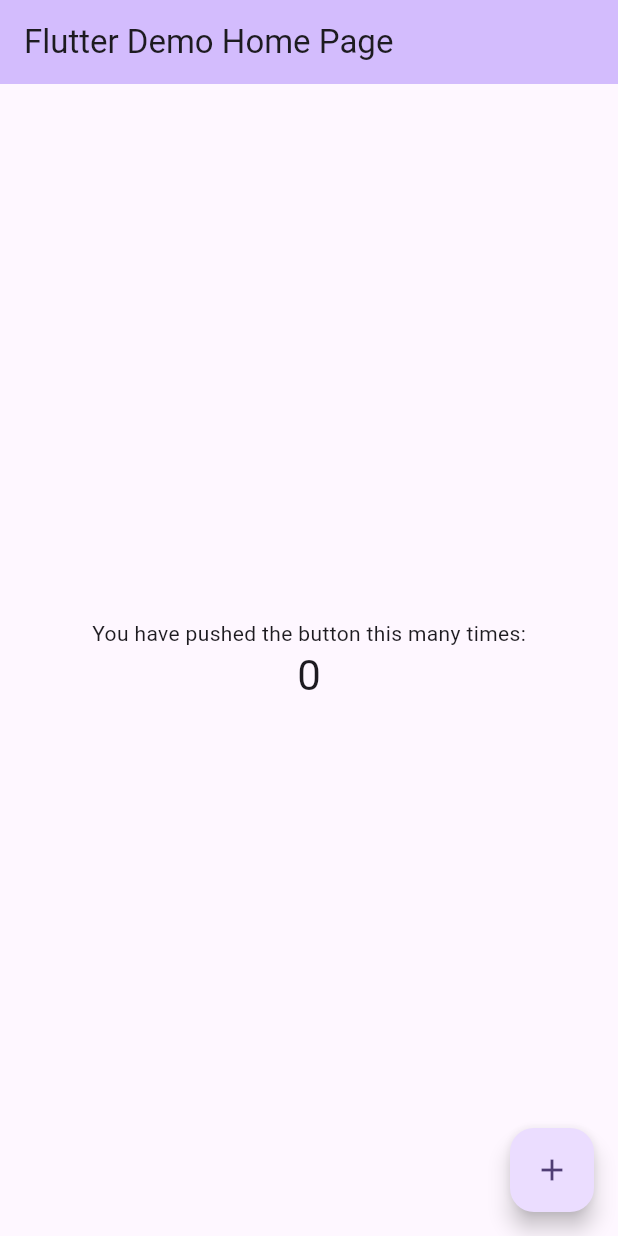
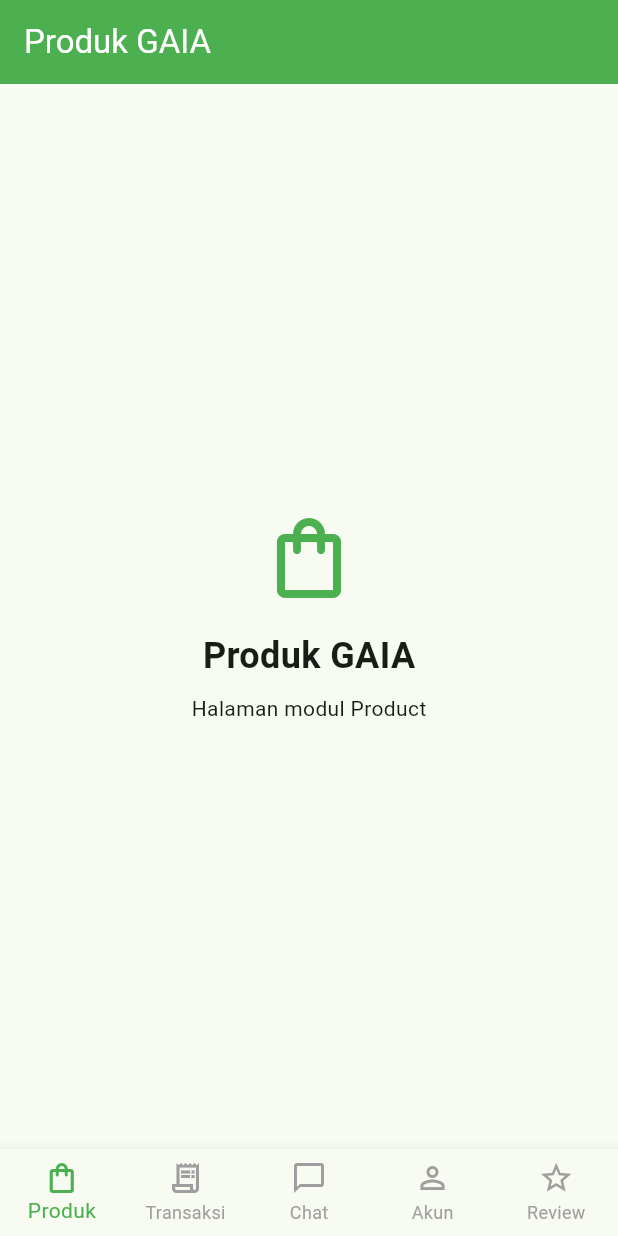
Before and after one commit to Gaia-sustainable-curated-thrift/gaia-mobile, a Flutter app: the screen it shows after launch, on a phone screen of 412 x 824 dp. Run offline on Flutter 3.47's test engine with Material 3 defaults, Android fonts, the phone set to English and light mode, and no system bars.

Commit message:
Menambahkan kerangka halaman dan navigasi GAIA

```diff
--- a/lib/main.dart
+++ b/lib/main.dart
@@ -1,4 +1,11 @@
+
 import 'package:flutter/material.dart';
+
+import 'pages/product_page.dart';
+import 'pages/transaction_page.dart';
+import 'pages/chat_page.dart';
+import 'pages/account_page.dart';
+import 'pages/review_page.dart';
 
 void main() {
   runApp(const MyApp());
@@ -7,115 +14,91 @@ void main() {
 class MyApp extends StatelessWidget {
   const MyApp({super.key});
 
-  // This widget is the root of your application.
   @override
   Widget build(BuildContext context) {
     return MaterialApp(
-      title: 'Flutter Demo',
+      title: 'GAIA Mobile',
+      debugShowCheckedModeBanner: false,
       theme: ThemeData(
-        // This is the theme of your application.
-        //
-        // TRY THIS: Try running your application with "flutter run". You'll see
-        // the application has a purple toolbar. Then, without quitting the app,
-        // try changing the seedColor in the colorScheme below to Colors.green
-        // and then invoke "hot reload" (save your changes or press the "hot
-        // reload" button in a Flutter-supported IDE, or press "r" if you used
-        // the command line to start the app).
-        //
-        // Notice that the counter didn't reset back to zero; the application
-        // state is not lost during the reload. To reset the state, use hot
-        // restart instead.
-        //
-        // This works for code too, not just values: Most code changes can be
-        // tested with just a hot reload.
-        colorScheme: .fromSeed(seedColor: Colors.deepPurple),
+        colorScheme: ColorScheme.fromSeed(
+          seedColor: Colors.green,
+        ),
+        useMaterial3: true,
       ),
-      home: const MyHomePage(title: 'Flutter Demo Home Page'),
+      home: const MainPage(),
     );
   }
 }
 
-class MyHomePage extends StatefulWidget {
-  const MyHomePage({super.key, required this.title});
-
-  // This widget is the home page of your application. It is stateful, meaning
-  // that it has a State object (defined below) that contains fields that affect
-  // how it looks.
-
-  // This class is the configuration for the state. It holds the values (in this
-  // case the title) provided by the parent (in this case the App widget) and
-  // used by the build method of the State. Fields in a Widget subclass are
-  // always marked "final".
-
-  final String title;
+class MainPage extends StatefulWidget {
+  const MainPage({super.key});
 
   @override
-  State<MyHomePage> createState() => _MyHomePageState();
+  State<MainPage> createState() => _MainPageState();
 }
 
-class _MyHomePageState extends State<MyHomePage> {
-  int _counter = 0;
+class _MainPageState extends State<MainPage> {
+  int _selectedIndex = 0;
 
-  void _incrementCounter() {
+  final List<Widget> _pages = const [
+    ProductPage(),
+    TransactionPage(),
+    ChatPage(),
+    AccountPage(),
+    ReviewPage(),
+  ];
+
+  final List<String> _titles = const [
+    'Produk GAIA',
+    'Transaksi GAIA',
+    'Chat GAIA',
+    'Akun GAIA',
+    'Review & Rating GAIA',
+  ];
+
+  void _onItemTapped(int index) {
     setState(() {
-      // This call to setState tells the Flutter framework that something has
-      // changed in this State, which causes it to rerun the build method below
-      // so that the display can reflect the updated values. If we changed
-      // _counter without calling setState(), then the build method would not be
-      // called again, and so nothing would appear to happen.
-      _counter++;
+      _selectedIndex = index;
     });
   }
 
   @override
   Widget build(BuildContext context) {
-    // This method is rerun every time setState is called, for instance as done
-    // by the _incrementCounter method above.
-    //
-    // The Flutter framework has been optimized to make rerunning build methods
-    // fast, so that you can just rebuild anything that needs updating rather
-    // than having to individually change instances of widgets.
     return Scaffold(
       appBar: AppBar(
-        // TRY THIS: Try changing the color here to a specific color (to
-        // Colors.amber, perhaps?) and trigger a hot reload to see the AppBar
-        // change color while the other colors stay the same.
-        backgroundColor: Theme.of(context).colorScheme.inversePrimary,
-        // Here we take the value from the MyHomePage object that was created by
-        // the App.build method, and use it to set our appbar title.
-        title: Text(widget.title),
+        title: Text(_titles[_selectedIndex]),
+        backgroundColor: Colors.green,
+        foregroundColor: Colors.white,
       ),
-      body: Center(
-        // Center is a layout widget. It takes a single child and positions it
-        // in the middle of the parent.
-        child: Column(
-          // Column is also a layout widget. It takes a list of children and
-          // arranges them vertically. By default, it sizes itself to fit its
-          // children horizontally, and tries to be as tall as its parent.
-          //
-          // Column has various properties to control how it sizes itself and
-          // how it positions its children. Here we use mainAxisAlignment to
-          // center the children vertically; the main axis here is the vertical
-          // axis because Columns are vertical (the cross axis would be
-          // horizontal).
-          //
-          // TRY THIS: Invoke "debug painting" (choose the "Toggle Debug Paint"
-          // action in the IDE, or press "p" in the console), to see the
-          // wireframe for each widget.
-          mainAxisAlignment: .center,
-          children: [
-            const Text('You have pushed the button this many times:'),
-            Text(
-              '$_counter',
-              style: Theme.of(context).textTheme.headlineMedium,
-            ),
-          ],
-        ),
-      ),
-      floatingActionButton: FloatingActionButton(
-        onPressed: _incrementCounter,
-        tooltip: 'Increment',
-        child: const Icon(Icons.add),
+      body: _pages[_selectedIndex],
+      bottomNavigationBar: BottomNavigationBar(
+        currentIndex: _selectedIndex,
+        onTap: _onItemTapped,
+        type: BottomNavigationBarType.fixed,
+        selectedItemColor: Colors.green,
+        unselectedItemColor: Colors.grey,
+        items: const [
+          BottomNavigationBarItem(
+            icon: Icon(Icons.shopping_bag_outlined),
+            label: 'Produk',
+          ),
+          BottomNavigationBarItem(
+            icon: Icon(Icons.receipt_long_outlined),
+            label: 'Transaksi',
+          ),
+          BottomNavigationBarItem(
+            icon: Icon(Icons.chat_bubble_outline),
+            label: 'Chat',
+          ),
+          BottomNavigationBarItem(
+            icon: Icon(Icons.person_outline),
+            label: 'Akun',
+          ),
+          BottomNavigationBarItem(
+            icon: Icon(Icons.star_outline),
+            label: 'Review',
+          ),
+        ],
       ),
     );
   }
--- /dev/null
+++ b/lib/pages/product_page.dart
@@ -0,0 +1,31 @@
+import 'package:flutter/material.dart';
+
+class ProductPage extends StatelessWidget {
+  const ProductPage({super.key});
+
+  @override
+  Widget build(BuildContext context) {
+    return const Center(
+      child: Column(
+        mainAxisAlignment: MainAxisAlignment.center,
+        children: [
+          Icon(
+            Icons.shopping_bag_outlined,
+            size: 64,
+            color: Colors.green,
+          ),
+          SizedBox(height: 16),
+          Text(
+            'Produk GAIA',
+            style: TextStyle(
+              fontSize: 24,
+              fontWeight: FontWeight.bold,
+            ),
+          ),
+          SizedBox(height: 8),
+          Text('Halaman modul Product'),
+        ],
+      ),
+    );
+  }
+}
```
Also changed, not shown: lib/pages/account_page.dart (added, +31 -0 lines), lib/pages/chat_page.dart (added, +31 -0 lines), lib/pages/review_page.dart (added, +31 -0 lines), lib/pages/transaction_page.dart (added, +31 -0 lines).
